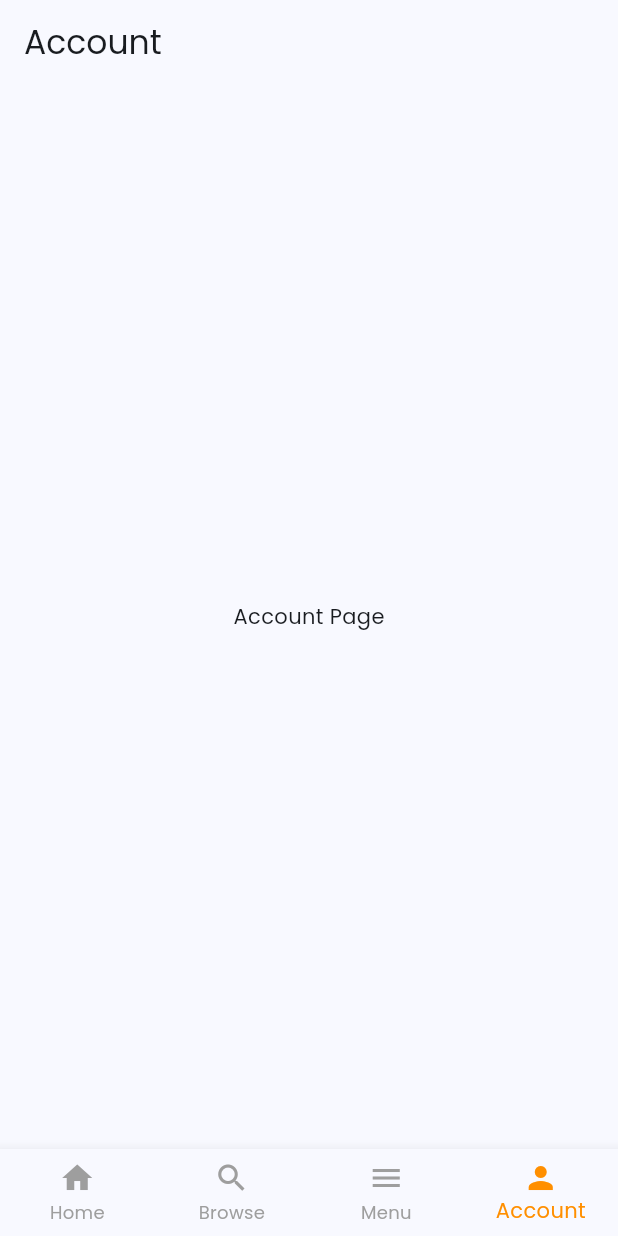
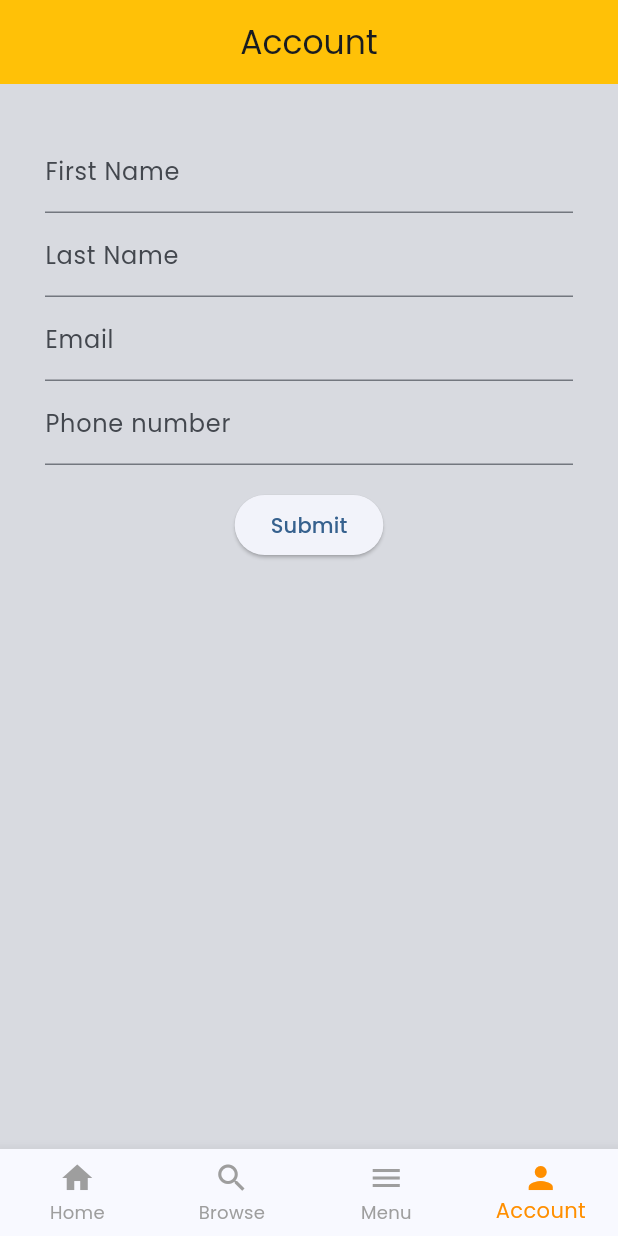
Before and after one commit to angelanyabuti/food-delivery-app, a Flutter app: the screen it shows after launch, item 4 of the bottom bar chosen, on a phone screen of 412 x 824 dp. Run offline on Flutter 3.47's test engine with Material 3 defaults, Android fonts, the phone set to English and light mode, and no system bars; our stand-ins replace flutter_svg.

```diff
--- a/food_app/lib/main.dart
+++ b/food_app/lib/main.dart
@@ -47,6 +47,7 @@ class _MyAppState extends State<MyApp> {
       //removing the red debug banner
       debugShowCheckedModeBanner: false,
       home:  Scaffold(
+        backgroundColor: Theme.of(context).colorScheme.surfaceDim,
         body: _pages[_selectedIndex],
         bottomNavigationBar: _bottomNavigationBar()
         )
--- a/food_app/lib/pages/home.dart
+++ b/food_app/lib/pages/home.dart
@@ -60,6 +60,7 @@ class _HomePageState extends State<HomePage> {
     return DefaultTabController(
       length: 3,
       child: Scaffold(
+        backgroundColor: Theme.of(context).colorScheme.surfaceDim,
         key: _scaffoldKey,
 
         appBar: appBar(
@@ -67,7 +68,7 @@ class _HomePageState extends State<HomePage> {
         ),
         //navigation drawer
         drawer: _drawer(context),
-        backgroundColor: Theme.of(context).colorScheme.surfaceDim,
+
         body: OrientationBuilder(
           builder: (context,orientation){
             return ListView(//makes the page scrollable vertically
--- a/food_app/lib/pages/profile.dart
+++ b/food_app/lib/pages/profile.dart
@@ -1,12 +1,90 @@
 import 'package:flutter/material.dart';
 
-class ProfilePage extends StatelessWidget {
+class ProfilePage extends StatefulWidget {
   const ProfilePage({Key? key}) : super(key: key);
+
+  @override
+  State<ProfilePage> createState() => _ProfilePageState();
+}
+
+class _ProfilePageState extends State<ProfilePage> {
+  final _formKey = GlobalKey<FormState>();
   @override
   Widget build(BuildContext context) {
     return Scaffold(
-      appBar: AppBar(title: Text('Account')),
-      body: Center(child: Text('Account Page')),
+      backgroundColor: Theme.of(context).colorScheme.surfaceDim,
+      appBar: AppBar(
+        title: Center(child: Text('Account')),
+        backgroundColor: Colors.amber,
+
+      ),
+      body: Center(
+        child: Padding(
+          padding: const EdgeInsets.all(30.0),
+          child: Form(
+            key: _formKey,
+            child: Column(children: <Widget>[
+              //Adding textformfields and elevated button
+              TextFormField(
+                decoration: const InputDecoration(
+                  labelText: 'First Name',
+                ),
+                validator: (value) {
+                  if (value == null || value.isEmpty) {
+                    return 'Please enter your first name';
+                  }
+                  return null;
+                },
+              ),
+              TextFormField(
+                decoration: const InputDecoration(
+                  labelText: 'Last Name',
+                ),
+                validator: (value) {
+                  if (value == null || value.isEmpty) {
+                    return 'Please enter your last name';
+                  }
+                  return null;
+                },
+              ),
+              TextFormField(
+                decoration: const InputDecoration(
+                  labelText: 'Email',
+                ),
+                validator: (value) {
+                  if (value == null || value.isEmpty) {
+                    return 'Please enter your email address';
+                  }
+                  return null;
+                },
+              ),
+              TextFormField(
+                decoration: const InputDecoration(
+                  labelText: 'Phone number',
+                ),
+                validator: (value) {
+                  if (value == null || value.isEmpty) {
+                    return 'Please enter your phone number';
+                  }
+                  return null;
+                },
+              ),
+              const SizedBox(height: 16.0,),
+              ElevatedButton(
+                onPressed: () {
+                  //validate returns true if the form is valid or false if the form is invalid
+                  if (_formKey.currentState?.validate() == true) {
+                    //process data
+                    ScaffoldMessenger.of(context).showSnackBar(
+                      const SnackBar(content: Text('Processing Data')));
+
+                  }
+                },
+                child: const Text('Submit'),
+                )
+            ],),
+          ),
+        )),
 
     );
 
```
